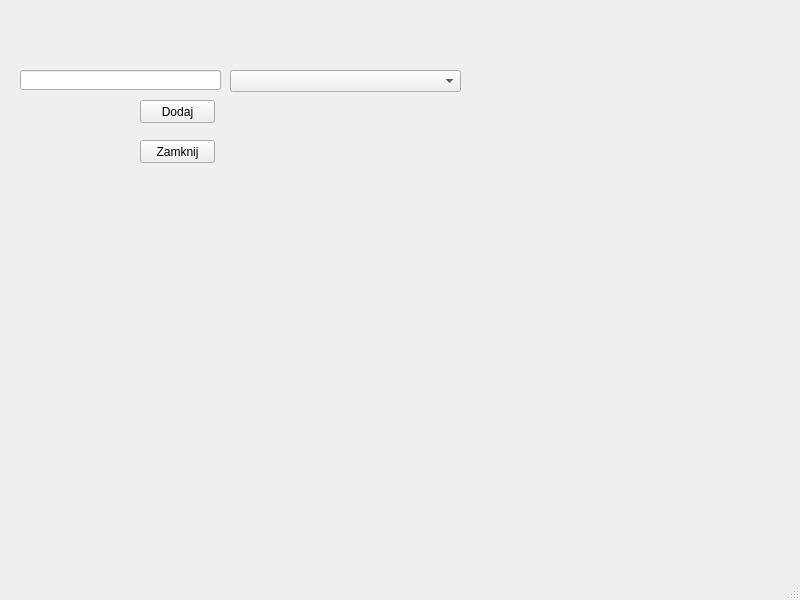
Qt form urzadzeniadodajmodel.ui (Astropl/TestRamek) before a commit.
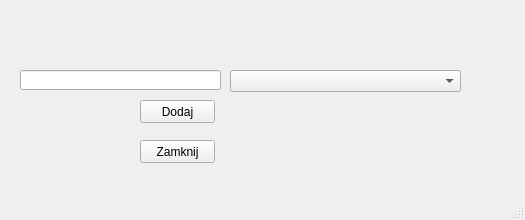
The same form after that commit.

Patch:
```diff
--- a/urzadzeniadodajmodel.ui
+++ b/urzadzeniadodajmodel.ui
@@ -6,8 +6,8 @@
    <rect>
     <x>0</x>
     <y>0</y>
-    <width>800</width>
-    <height>600</height>
+    <width>525</width>
+    <height>220</height>
    </rect>
   </property>
   <property name="windowTitle">
```
Left out of the diff: 2 changed lines with no effect on the pictures.
